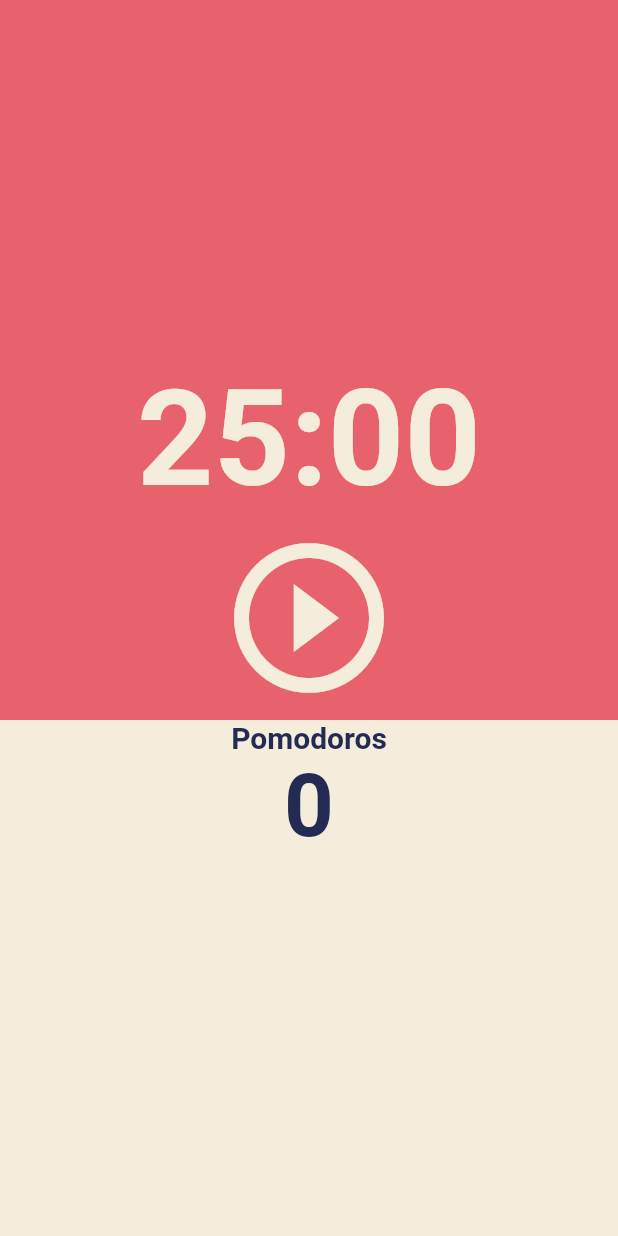
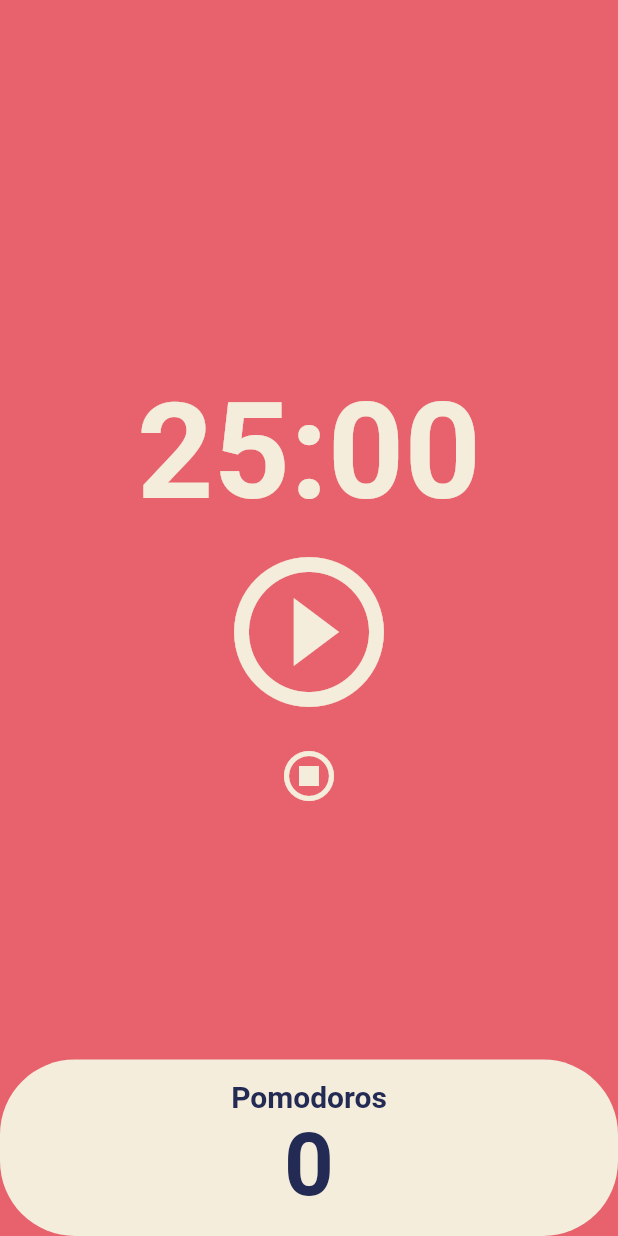
Before and after one commit to chhs2131/FlutterExample, a Flutter app: the screen it shows after launch, on a phone screen of 412 x 824 dp. Run offline on Flutter 3.47's test engine with Material 2 defaults, Android fonts, the light colour scheme and no system bars.

Commit message:
feat(pomodoro): 전체 기능 구성

```diff
--- a/pomodoro_example/lib/screens/home_screen.dart
+++ b/pomodoro_example/lib/screens/home_screen.dart
@@ -1,3 +1,5 @@
+import 'dart:async';
+
 import 'package:flutter/material.dart';
 
 class HomeScreen extends StatefulWidget {
@@ -8,6 +10,55 @@ class HomeScreen extends StatefulWidget {
 }
 
 class _HomeScreenState extends State<HomeScreen> {
+  static const twentyFiveMins = 1500;
+  int totalSeconds = twentyFiveMins;
+  bool isRunning = false;
+  int totalPomodoros = 0;
+  late Timer timer;
+
+  void onTick(Timer timer) {
+    if (totalSeconds == 0) {
+      setState(() {
+        totalPomodoros++;
+        isRunning = false;
+        totalSeconds = twentyFiveMins;
+      });
+      timer.cancel();
+    } else {
+      setState(() {
+        totalSeconds--;
+      });
+    }
+  }
+
+  void onStopPressed() {
+    setState(() {
+      isRunning = false;
+      totalSeconds = twentyFiveMins;
+    });
+    timer.cancel();
+  }
+
+  void onPausePressed() {
+    timer.cancel();
+    setState(() {
+      isRunning = false;
+    });
+  }
+
+  void onStartPressed() {
+    // Timer를 통해 정해진 가격마다 함수를 실행 시킬 수 있다.
+    timer = Timer.periodic(const Duration(seconds: 1), onTick);
+    setState(() {
+      isRunning = true;
+    });
+  }
+
+  String format(int seconds) {
+    var duration = Duration(seconds: seconds); // 시간형식으로 나타내줌 0:00:00.000000
+    return duration.toString().split(".").first.substring(2);
+  }
+
   @override
   Widget build(BuildContext context) {
     return Scaffold(
@@ -15,11 +66,11 @@ class _HomeScreenState extends State<HomeScreen> {
       body: Column(
         children: [
           Flexible(
-            flex: 1,
+            flex: 3,
             child: Container(
               alignment: Alignment.bottomCenter,
               child: Text(
-                '25:00',
+                format(totalSeconds),
                 style: TextStyle(
                   color: Theme.of(context).cardColor,
                   fontSize: 89,
@@ -29,12 +80,24 @@ class _HomeScreenState extends State<HomeScreen> {
             ),
           ),
           Flexible(
-            flex: 0,
-            child: IconButton(
-              iconSize: 120,
-              color: Theme.of(context).cardColor,
-              onPressed: () {},
-              icon: const Icon(Icons.play_circle_outline),
+            flex: 3,
+            child: Column(
+              children: [
+                IconButton(
+                  iconSize: 120,
+                  color: Theme.of(context).cardColor,
+                  onPressed: isRunning ? onPausePressed : onStartPressed,
+                  icon: Icon(isRunning
+                      ? Icons.pause_circle_outline
+                      : Icons.play_circle_outline),
+                ),
+                IconButton(
+                  iconSize: 40,
+                  color: Theme.of(context).cardColor,
+                  onPressed: onStopPressed,
+                  icon: const Icon(Icons.stop_circle_outlined),
+                )
+              ],
             ),
           ),
           Flexible(
@@ -45,19 +108,22 @@ class _HomeScreenState extends State<HomeScreen> {
                   child: Container(
                     decoration: BoxDecoration(
                       color: Theme.of(context).cardColor,
+                      borderRadius: BorderRadius.circular(50),
                     ),
                     child: Column(
+                      mainAxisAlignment: MainAxisAlignment.center,
                       children: [
                         Text(
                           'Pomodoros',
                           style: TextStyle(
                             fontSize: 20,
                             fontWeight: FontWeight.w600,
-                            color: Theme.of(context).textTheme.displayLarge!.color,
+                            color:
+                                Theme.of(context).textTheme.displayLarge!.color,
                           ),
                         ),
                         Text(
-                          '0',
+                          '$totalPomodoros',
                           style: TextStyle(
                             fontSize: 58,
                             fontWeight: FontWeight.w600,
```
